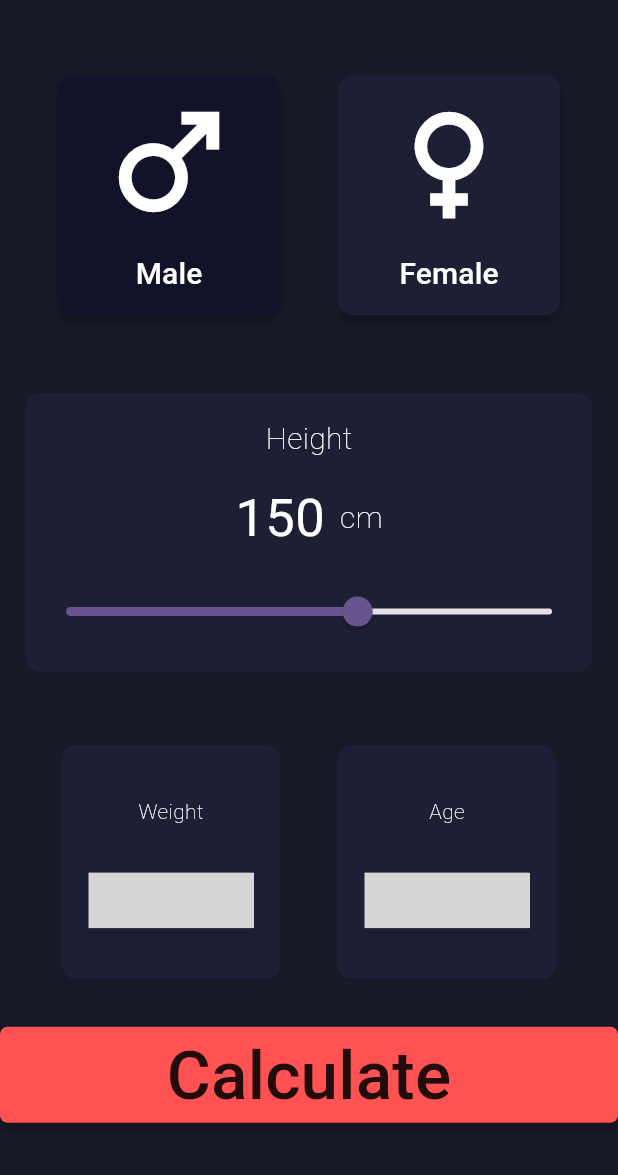
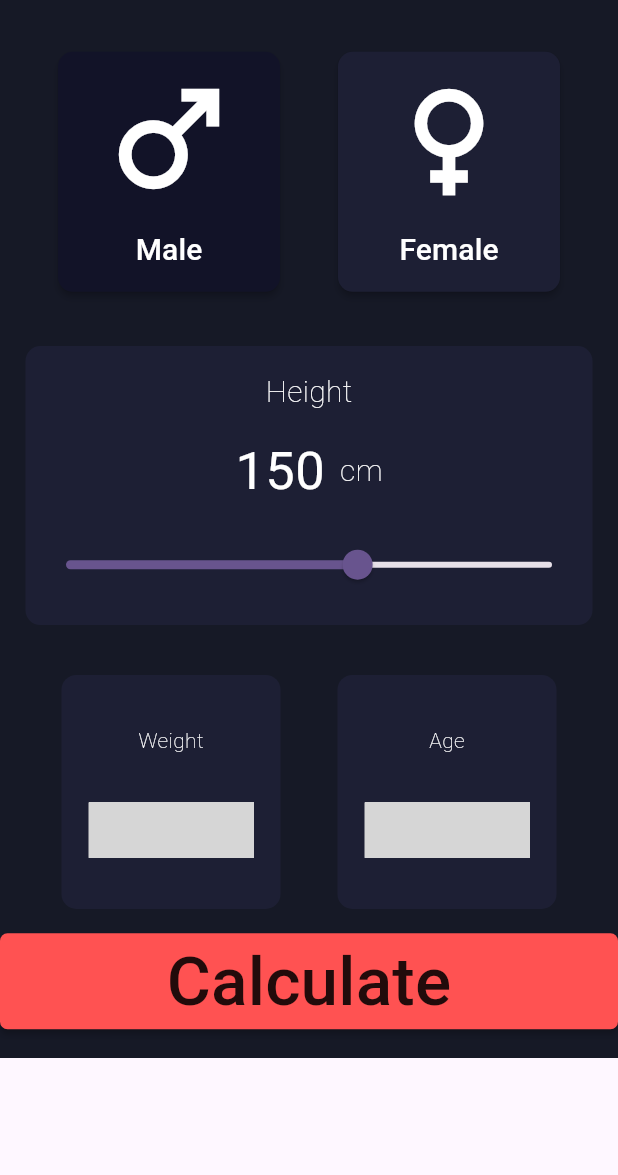
Before and after one commit to Hosny-Mohammed/BMI-Calculator, a Flutter app: the screen it shows after launch, on a phone screen of 412 x 824 dp, the part 61-1236 px from its top. Run offline on Flutter 3.47's test engine with Material 3 defaults, Android fonts, the phone set to English and light mode, and no system bars; missing offline and left inert: counter_slider; grey boxes are pictures that could not be loaded.

Commit message:
add scroll view

```diff
--- a/lib/HomePage.dart
+++ b/lib/HomePage.dart
@@ -25,9 +25,11 @@ class _HomePageState extends State<HomePage> {
         centerTitle: true,
         backgroundColor: const Color(0xFF161926),
       ),
-      body: Container(
+      body: SingleChildScrollView(
+        child: Container(
           color: const Color(0xFF161926),
           width: double.infinity,
+          height: 690,
           child: Column(
             mainAxisAlignment: MainAxisAlignment.spaceEvenly,
             children: [
@@ -239,16 +241,16 @@ class _HomePageState extends State<HomePage> {
                           )),
                     ],
                   )),
-            SizedBox(
+              Padding(
+                padding: const EdgeInsets.all(0),
+                child: SizedBox(
                   width: double.infinity,
                   child: MaterialButton(
                     onPressed: () {},
                     shape: RoundedRectangleBorder(
                         borderRadius: BorderRadius.circular(5)),
                     color: Colors.redAccent,
-                child: const Padding(
-                  padding: EdgeInsets.all(0),
-                  child: Text(
+                    child: const Text(
                       "Calculate",
                       style: TextStyle(fontSize: 45),
                     ),
@@ -258,6 +260,7 @@ class _HomePageState extends State<HomePage> {
             ],
           ),
         ),
+      )
     );
   }
 }
--- a/lib/main.dart
+++ b/lib/main.dart
@@ -13,22 +13,8 @@ class MyApp extends StatelessWidget {
   Widget build(BuildContext context) {
     return MaterialApp(
       title: 'BMI Calculator',
+      debugShowCheckedModeBanner: false,
       theme: ThemeData(
-        // This is the theme of your application.
-        //
-        // TRY THIS: Try running your application with "flutter run". You'll see
-        // the application has a purple toolbar. Then, without quitting the app,
-        // try changing the seedColor in the colorScheme below to Colors.green
-        // and then invoke "hot reload" (save your changes or press the "hot
-        // reload" button in a Flutter-supported IDE, or press "r" if you used
-        // the command line to start the app).
-        //
-        // Notice that the counter didn't reset back to zero; the application
-        // state is not lost during the reload. To reset the state, use hot
-        // restart instead.
-        //
-        // This works for code too, not just values: Most code changes can be
-        // tested with just a hot reload.
         colorScheme: ColorScheme.fromSeed(seedColor: Colors.deepPurple),
         useMaterial3: true,
       ),
```
Lines whose indentation alone changed are shown as unchanged.
